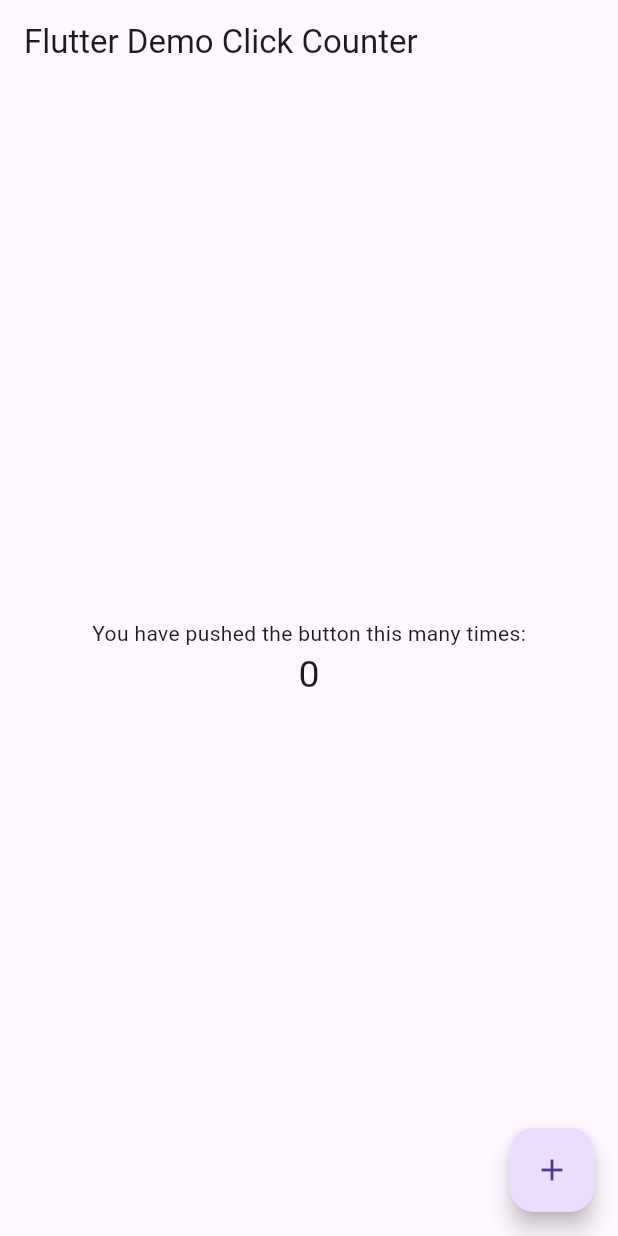
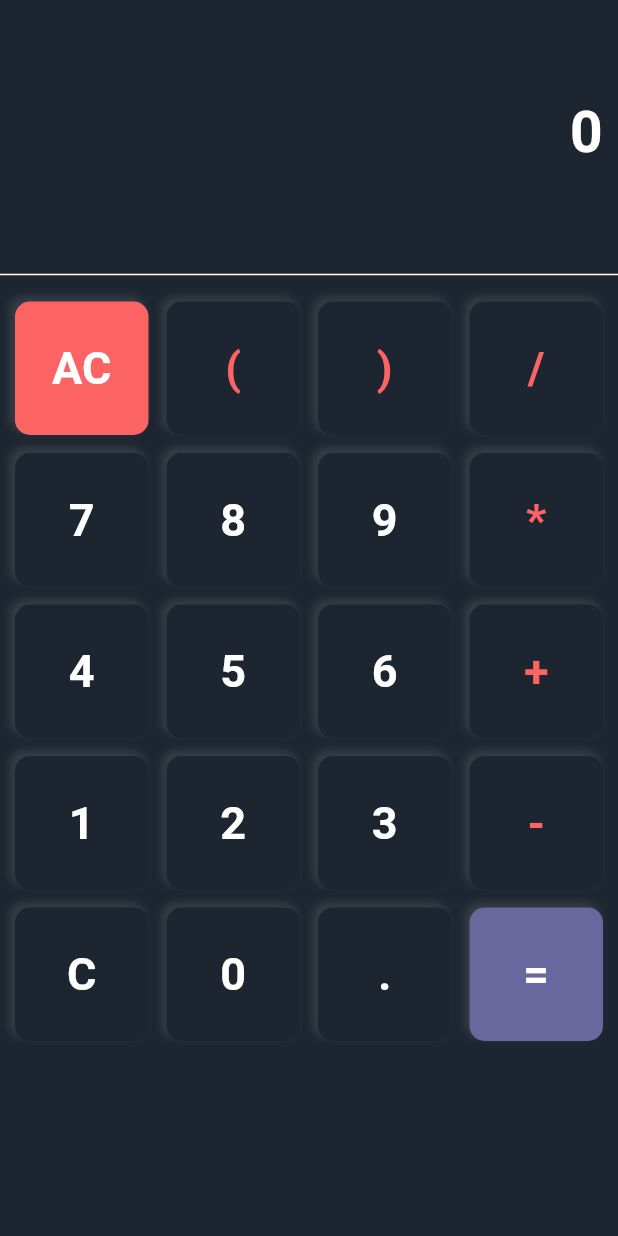
Before and after one commit to BugingoBlaise/FutterCalculatorApp, a Flutter app: the screen it shows after launch, on a phone screen of 412 x 824 dp. Run offline on Flutter 3.47's test engine with Material 3 defaults, Android fonts, the phone set to English and light mode, and no system bars; our stand-ins replace math_expressions.

Commit message:
up and running

```diff
--- /dev/null
+++ b/lib/calculator_screen.dart
@@ -0,0 +1,187 @@
+import 'dart:io';
+import 'dart:math' as math;
+import 'package:math_expressions/math_expressions.dart';
+import 'package:flutter/material.dart';
+
+class Calculator extends StatefulWidget {
+  @override
+  State<Calculator> createState() => _CalculatorState();
+}
+
+class _CalculatorState extends State<Calculator> {
+  String userInput = "";
+  String result = "0";
+
+  List<String> buttonString = [
+    'AC',
+    '(',
+    ')',
+    '/',
+    '7',
+    '8',
+    '9',
+    '*',
+    '4',
+    '5',
+    '6',
+    '+',
+    '1',
+    '2',
+    '3',
+    '-',
+    'C',
+    '0',
+    '.',
+    '='
+  ];
+
+  @override
+  Widget build(BuildContext context) {
+    return Scaffold(
+      backgroundColor: Color(0xFF1d2630),
+      body: Column(
+        crossAxisAlignment: CrossAxisAlignment.stretch,
+        children: [
+          Container(
+            padding: EdgeInsets.all(10),
+            alignment: Alignment.centerRight,
+            child: Text(
+              userInput,
+              style: TextStyle(
+                fontSize: 22,
+                color: Colors.white,
+              ),
+            ),
+          ),
+          Container(
+            padding: EdgeInsets.all(10),
+            alignment: Alignment.centerRight,
+            child: Text(
+              result,
+              style: TextStyle(
+                fontSize: 38,
+                color: Colors.white,
+                fontWeight: FontWeight.bold,
+              ),
+            ),
+          ),
+          SizedBox(height: 50), // Add some space between result and buttons
+          Divider(color: Colors.white),
+          Expanded(
+            child: Container(
+              padding: EdgeInsets.all(10),
+              child: GridView.builder(
+                itemCount: buttonString.length,
+                gridDelegate: SliverGridDelegateWithFixedCrossAxisCount(
+                  crossAxisCount: 4,
+                  crossAxisSpacing: 12,
+                  mainAxisSpacing: 12,
+                ),
+                itemBuilder: (BuildContext context, int index) {
+                  return CustomButton(buttonString[index]);
+                },
+              ),
+            ),
+          ),
+        ],
+      ),
+    );
+  }
+
+  Widget CustomButton(String text) {
+    return InkWell(
+      splashColor: Color(0xFF1d2630),
+      onTap: () {
+        setState(() {
+          handleButtons(text);
+        });
+      },
+      child: Ink(
+        decoration: BoxDecoration(
+          color: getBgColor(text),
+          borderRadius: BorderRadius.circular(10),
+          boxShadow: [
+            BoxShadow(
+              color: Colors.white.withOpacity(0.1),
+              blurRadius: 4,
+              spreadRadius: 0.5,
+              offset: Offset(-3, -3),
+            ),
+          ],
+        ),
+        child: Center(
+          child: Text(
+            text,
+            style: TextStyle(
+              color: getColor(text),
+              fontSize: 30,
+              fontWeight: FontWeight.bold,
+            ),
+          ),
+        ),
+      ),
+    );
+  }
+
+  getColor(String text) {
+    if (text == '/' ||
+        text == '*' ||
+        text == '+' ||
+        text == '-' ||
+        text == '(' ||
+        text == ')') {
+      return Color.fromARGB(255, 252, 100, 100);
+    }
+    return Colors.white;
+  }
+
+  getBgColor(String text) {
+    if (text == 'AC') {
+      return Color.fromARGB(255, 252, 100, 100);
+    }
+    if (text == '=') {
+      return Color.fromARGB(255, 104, 104, 159);
+    }
+    return Color(0xFF1d2630);
+  }
+
+  handleButtons(String text) {
+    if (text == 'AC') {
+      userInput = '';
+      result = '0';
+      return;
+    }
+    if (text == 'C') {
+      if (userInput.isNotEmpty) {
+        userInput = userInput.substring(0, userInput.length - 1);
+      } else {
+        return null;
+      }
+    }
+
+    if (text == '=') {
+      result = calculate();
+      userInput = result;
+
+      if (userInput.endsWith('.0')) {
+        userInput = userInput.replaceAll('.0', '');
+      }
+      if (result.endsWith('.0')) {
+        result = result.replaceAll('.0', '');
+        return;
+      }
+    }
+
+    userInput = userInput + text;
+  }
+
+  String calculate() {
+    try {
+      var exp = Parser().parse(userInput);
+      var evaluation = exp.evaluate(EvaluationType.REAL, ContextModel());
+      return evaluation.toString();
+    } catch (e) {
+      return 'Error';
+    }
+  }
+}
--- a/lib/main.dart
+++ b/lib/main.dart
@@ -1,92 +1,16 @@
 import 'package:flutter/material.dart';
+import 'package:calculator/calculator_screen.dart';
 
-void main() => runApp(const MyApp());
+void main() {
+  runApp(MyApp());
+}
 
 class MyApp extends StatelessWidget {
-  const MyApp({super.key});
-  static const String _title = 'Flutter Stateful Clicker Counter';
-  // This widget is the root of your application.
   @override
   Widget build(BuildContext context) {
     return MaterialApp(
-      title: _title,
-      theme: ThemeData(
-        // useMaterial3: true,
-        primarySwatch: Colors.blue,
-      ),
-      home: const MyHomePage(),
+      debugShowCheckedModeBanner: false,
+      home: Calculator(),
     );
   }
 }
-
-class MyHomePage extends StatefulWidget {
-  const MyHomePage({super.key});
-  // This widget is the home page of your application. It is stateful, meaning
-  // that it has a State object (defined below) that contains fields that affect
-  // how it looks.
-  // This class is the configuration for the state.
-  @override
-  _MyHomePageState createState() => _MyHomePageState();
-}
-
-class _MyHomePageState extends State<MyHomePage> {
-  int _counter = 0;
-
-  void _incrementCounter() {
-    setState(() {
-      // This call to setState tells the Flutter framework that something has
-      // changed in this State, which causes it to rerun the build method below
-      // so that the display can reflect the updated values. If we changed
-      // _counter without calling setState(), then the build method would not be
-      // called again, and so nothing would appear to happen.
-      _counter++;
-    });
-  }
-
-  @override
-  Widget build(BuildContext context) {
-    // This method is rerun every time setState is called, for instance as done
-    // by the _incrementCounter method above.
-    //
-    // The Flutter framework has been optimized to make rerunning build methods
-    // fast, so that you can just rebuild anything that needs updating rather
-    // than having to individually change instances of widgets.
-    return Scaffold(
-      appBar: AppBar(
-        // Here we take the value from the MyHomePage object that was created by
-        // the App.build method, and use it to set our appbar title.
-        title: const Text('Flutter Demo Click Counter'),
-      ),
-      body: Center(
-        // Center is a layout widget. It takes a single child and positions it
-        // in the middle of the parent.
-        child: Column(
-          // Column is also a layout widget. It takes a list of children and
-          // arranges them vertically. By default, it sizes itself to fit its
-          // children horizontally, and tries to be as tall as its parent.
-          //
-          // Column has various properties to control how it sizes itself and
-          // how it positions its children. Here we use mainAxisAlignment to
-          // center the children vertically; the main axis here is the vertical
-          // axis because Columns are vertical (the cross axis would be
-          // horizontal).
-          mainAxisAlignment: MainAxisAlignment.center,
-          children: <Widget>[
-            const Text(
-              'You have pushed the button this many times:',
-            ),
-            Text(
-              '$_counter',
-              style: const TextStyle(fontSize: 25),
-            ),
-          ],
-        ),
-      ),
-      floatingActionButton: FloatingActionButton(
-        onPressed: _incrementCounter,
-        tooltip: 'Increment',
-        child: const Icon(Icons.add),
-      ),
-    );
-  }
-}
--- a/pubspec.yaml
+++ b/pubspec.yaml
@@ -7,13 +7,17 @@ environment:
   sdk: ">=3.0.0 <4.0.0"
 
 dependencies:
+  math_expressions: ^2.4.0
   flutter:
     sdk: flutter
+
 
 dev_dependencies:
   flutter_test:
     sdk: flutter
   flutter_lints: ^2.0.2
+  build_runner: ^2.3.3
+
 
 flutter:
   uses-material-design: true
```
